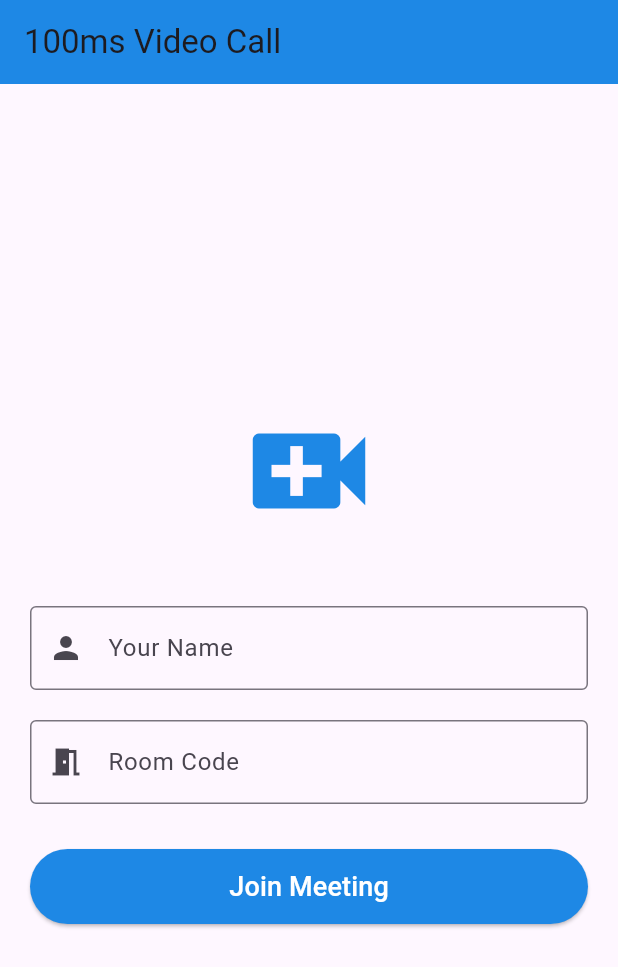
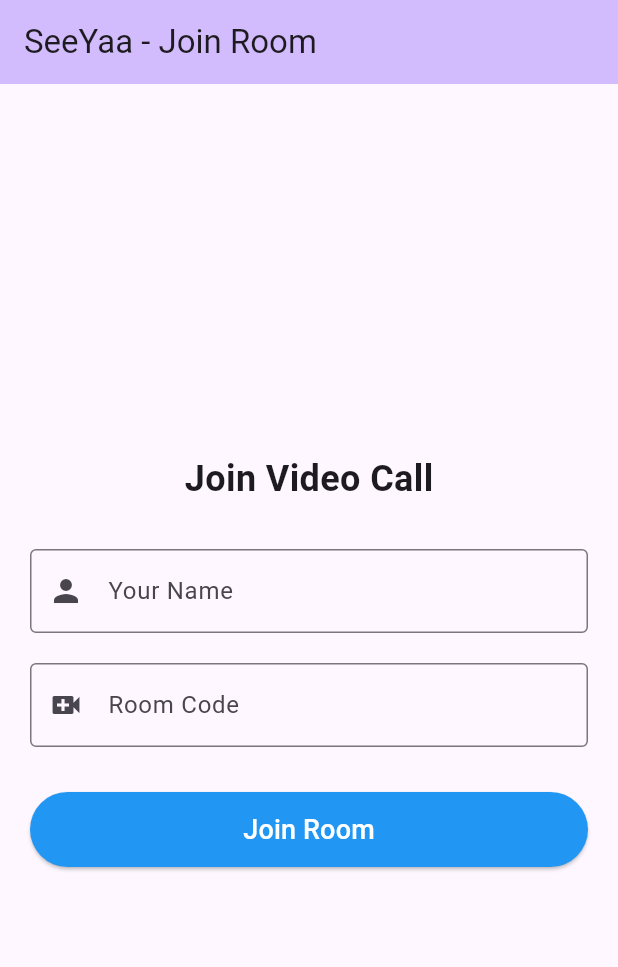
Before and after one commit to sapnajha1/hms, a Flutter app: the screen it shows after launch, on a phone screen of 412 x 824 dp. Shown: the top 967 px of the screen. Run offline on Flutter 3.47's test engine with Material 3 defaults, Android fonts, the phone set to English and light mode, and no system bars; missing offline and left inert: hms_room_kit.

Commit message:
first commit

```diff
--- a/lib/main.dart
+++ b/lib/main.dart
@@ -1,22 +1,131 @@
+
 import 'package:flutter/material.dart';
-import 'package:permission_handler/permission_handler.dart';
-import 'screens/home_screen.dart';
+import 'package:hms_room_kit/hms_room_kit.dart';
 
 void main() {
-  runApp(MyApp());
+  runApp(const MyApp());
 }
 
 class MyApp extends StatelessWidget {
+  const MyApp({super.key});
+
   @override
   Widget build(BuildContext context) {
     return MaterialApp(
-      title: '100ms Video Call',
+      title: 'SeeYaa',
       theme: ThemeData(
-        primarySwatch: Colors.blue,
-        visualDensity: VisualDensity.adaptivePlatformDensity,
+        colorScheme: ColorScheme.fromSeed(seedColor: Colors.deepPurple),
+        useMaterial3: true,
       ),
-      home: HomeScreen(),
-      debugShowCheckedModeBanner: false,
+      home: const JoinRoomPage(),
     );
   }
 }
+
+class JoinRoomPage extends StatefulWidget {
+  const JoinRoomPage({super.key});
+
+  @override
+  State<JoinRoomPage> createState() => _JoinRoomPageState();
+}
+
+class _JoinRoomPageState extends State<JoinRoomPage> {
+  final TextEditingController _nameController = TextEditingController();
+  final TextEditingController _roomCodeController = TextEditingController();
+
+  @override
+  void dispose() {
+    _nameController.dispose();
+    _roomCodeController.dispose();
+    super.dispose();
+  }
+
+  Future<void> _joinRoom() async {
+    if (_nameController.text.isEmpty || _roomCodeController.text.isEmpty) {
+      ScaffoldMessenger.of(context).showSnackBar(
+        const SnackBar(content: Text('Please enter both name and room code')),
+      );
+      return;
+    }
+
+    try {
+      // Navigate to HMS Room Kit with proper parameters
+      await Navigator.push(
+        context,
+        MaterialPageRoute(
+          builder: (context) => HMSPrebuilt(
+            roomCode: _roomCodeController.text.trim(),
+            options: HMSPrebuiltOptions(
+              userName: _nameController.text.trim(),
+            ),
+          ),
+        ),
+      );
+    } catch (error) {
+      if (mounted) {
+        ScaffoldMessenger.of(context).showSnackBar(
+          SnackBar(content: Text('Error joining room: $error')),
+        );
+      }
+    }
+  }
+
+  @override
+  Widget build(BuildContext context) {
+    return Scaffold(
+      appBar: AppBar(
+        title: const Text('SeeYaa - Join Room'),
+        backgroundColor: Theme.of(context).colorScheme.inversePrimary,
+      ),
+      body: Padding(
+        padding: const EdgeInsets.all(20.0),
+        child: Column(
+          mainAxisAlignment: MainAxisAlignment.center,
+          children: [
+            const Text(
+              'Join Video Call',
+              style: TextStyle(
+                fontSize: 24,
+                fontWeight: FontWeight.bold,
+              ),
+            ),
+            const SizedBox(height: 30),
+            TextField(
+              controller: _nameController,
+              decoration: const InputDecoration(
+                labelText: 'Your Name',
+                border: OutlineInputBorder(),
+                prefixIcon: Icon(Icons.person),
+              ),
+            ),
+            const SizedBox(height: 20),
+            TextField(
+              controller: _roomCodeController,
+              decoration: const InputDecoration(
+                labelText: 'Room Code',
+                border: OutlineInputBorder(),
+                prefixIcon: Icon(Icons.video_call),
+              ),
+            ),
+            const SizedBox(height: 30),
+            SizedBox(
+              width: double.infinity,
+              height: 50,
+              child: ElevatedButton(
+                onPressed: _joinRoom,
+                style: ElevatedButton.styleFrom(
+                  backgroundColor: Colors.blue,
+                  foregroundColor: Colors.white,
+                ),
+                child: const Text(
+                  'Join Room',
+                  style: TextStyle(fontSize: 18),
+                ),
+              ),
+            ),
+          ],
+        ),
+      ),
+    );
+  }
+}
--- a/lib/screens/home_screen.dart
+++ /dev/null
@@ -1,126 +0,0 @@
-import 'package:flutter/material.dart';
-import 'package:permission_handler/permission_handler.dart';
-import 'meeting_screen.dart';
-
-class HomeScreen extends StatefulWidget {
-  @override
-  _HomeScreenState createState() => _HomeScreenState();
-}
-
-class _HomeScreenState extends State<HomeScreen> {
-  final TextEditingController _nameController = TextEditingController();
-  final TextEditingController _roomController = TextEditingController();
-  bool _isLoading = false;
-
-  @override
-  void initState() {
-    super.initState();
-    _requestPermissions();
-  }
-
-  Future<void> _requestPermissions() async {
-    await [
-      Permission.camera,
-      Permission.microphone,
-    ].request();
-  }
-
-  Future<void> _joinMeeting() async {
-    if (_nameController.text.isEmpty || _roomController.text.isEmpty) {
-      ScaffoldMessenger.of(context).showSnackBar(
-        SnackBar(content: Text('Please fill in all fields')),
-      );
-      return;
-    }
-
-    setState(() {
-      _isLoading = true;
-    });
-
-    try {
-      Navigator.push(
-        context,
-        MaterialPageRoute(
-          builder: (context) => MeetingScreen(
-            userName: _nameController.text,
-            roomCode: _roomController.text,
-          ),
-        ),
-      );
-    } catch (e) {
-      ScaffoldMessenger.of(context).showSnackBar(
-        SnackBar(content: Text('Failed to join meeting: $e')),
-      );
-    } finally {
-      setState(() {
-        _isLoading = false;
-      });
-    }
-  }
-
-  @override
-  Widget build(BuildContext context) {
-    return Scaffold(
-      appBar: AppBar(
-        title: Text('100ms Video Call'),
-        backgroundColor: Colors.blue[600],
-      ),
-      body: Padding(
-        padding: EdgeInsets.all(20.0),
-        child: Column(
-          mainAxisAlignment: MainAxisAlignment.center,
-          children: [
-            Icon(
-              Icons.video_call,
-              size: 100,
-              color: Colors.blue[600],
-            ),
-            SizedBox(height: 40),
-            TextField(
-              controller: _nameController,
-              decoration: InputDecoration(
-                labelText: 'Your Name',
-                border: OutlineInputBorder(),
-                prefixIcon: Icon(Icons.person),
-              ),
-            ),
-            SizedBox(height: 20),
-            TextField(
-              controller: _roomController,
-              decoration: InputDecoration(
-                labelText: 'Room Code',
-                border: OutlineInputBorder(),
-                prefixIcon: Icon(Icons.meeting_room),
-              ),
-            ),
-            SizedBox(height: 30),
-            SizedBox(
-              width: double.infinity,
-              height: 50,
-              child: ElevatedButton(
-                onPressed: _isLoading ? null : _joinMeeting,
-                child: _isLoading
-                    ? CircularProgressIndicator(color: Colors.white)
-                    : Text(
-                  'Join Meeting',
-                  style: TextStyle(fontSize: 18),
-                ),
-                style: ElevatedButton.styleFrom(
-                  backgroundColor: Colors.blue[600],
-                  foregroundColor: Colors.white,
-                ),
-              ),
-            ),
-          ],
-        ),
-      ),
-    );
-  }
-
-  @override
-  void dispose() {
-    _nameController.dispose();
-    _roomController.dispose();
-    super.dispose();
-  }
-}
```
Also changed, not shown: lib/screens/meeting_screen.dart (deleted, +0 -282 lines), lib/services/token_service.dart (deleted, +0 -32 lines), pubspec.yaml (+6 -1 lines), pubspec.lock, 8 other files.
